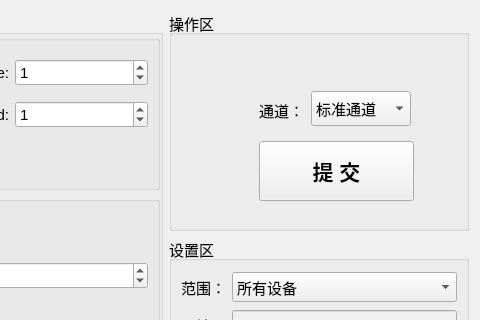
Above: param_config/home/home_workwid.ui from ChinaClever/MPro-Tools before the change; both pictures show x 647 to 1127 and y 0 to 320 of the 1127 by 404 pixel window. Below: the same form after it.
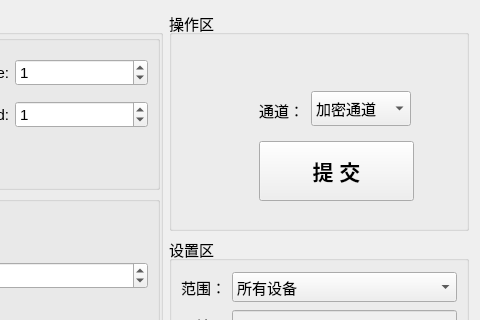
That is the form after the change.

```diff
--- a/param_config/home/home_workwid.ui
+++ b/param_config/home/home_workwid.ui
@@ -590,7 +590,7 @@
       </property>
       <item>
        <property name="text">
-        <string>标准通道</string>
+        <string>加密通道</string>
        </property>
       </item>
      </widget>
```
Left out of the diff: 1 changed line with no effect on the pictures.
